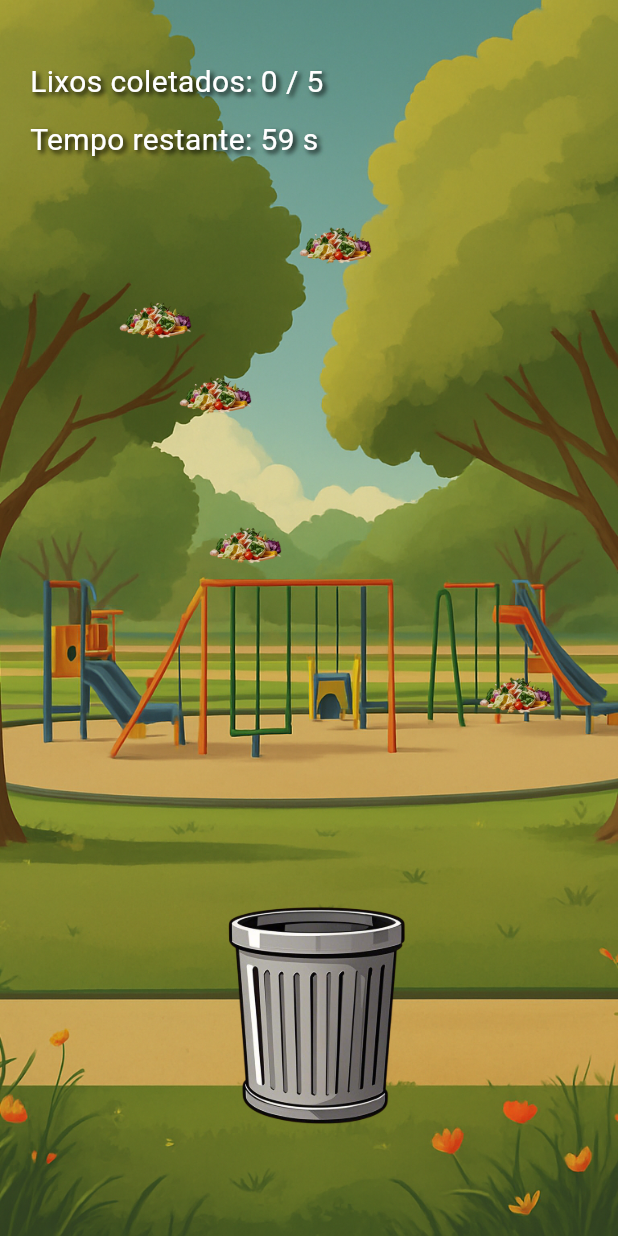
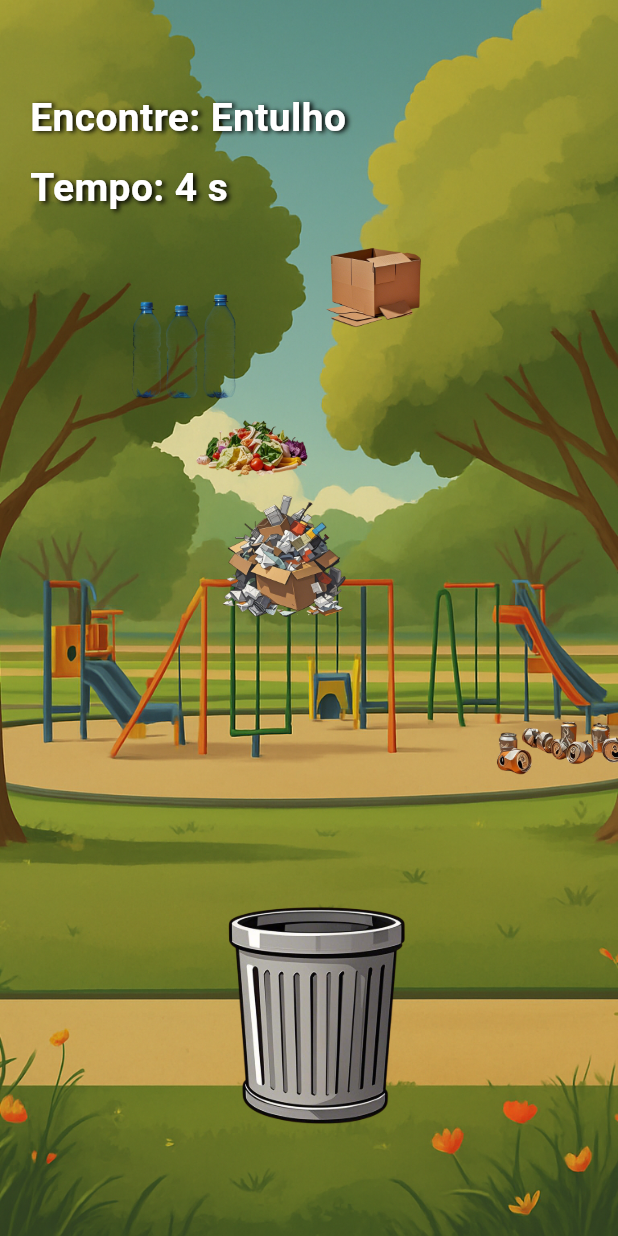
Before and after one commit to joaopferreira7/Missao-Solidaria, a Flutter app: the GameCollectGarbageScreen screen opened directly, on a phone screen of 412 x 824 dp. Run offline on Flutter 3.47's test engine with Material 3 defaults, Android fonts, the phone set to English and light mode, and no system bars.

Commit message:
update na lógica do jogo coletar lixo

```diff
--- a/lib/collect_garbage_game.dart
+++ b/lib/collect_garbage_game.dart
@@ -1,6 +1,6 @@
-import 'package:flutter/material.dart';
 import 'dart:async';
 import 'dart:math';
+import 'package:flutter/material.dart';
 
 class GameCollectGarbageScreen extends StatefulWidget {
   @override
@@ -8,71 +8,74 @@ class GameCollectGarbageScreen extends StatefulWidget {
 }
 
 class _GameCollectGarbageState extends State<GameCollectGarbageScreen> {
-  final List<Offset> _trashPositions = [];
-  final List<bool> _collected = [];
-  final int trashCount = 5;
-  final GlobalKey _binKey = GlobalKey();
-  int collectedCount = 0;
+  final List<Map<String, String>> trashItems = [
+    {"name": "Lata", "image": "assets/images/JogoColetarLixo/lixos/latasRefrigerante.png"},
+    {"name": "Papelão", "image": "assets/images/JogoColetarLixo/lixos/papelao.png"},
+    {"name": "Restos", "image": "assets/images/JogoColetarLixo/lixos/restosDeComida.png"},
+    {"name": "Garrafa", "image": "assets/images/JogoColetarLixo/lixos/garrafasPlasticas.png"},
+    {"name": "Entulho", "image": "assets/images/JogoColetarLixo/lixos/entulho.png"},
+  ];
 
-  int _timeLeft = 60;
+  late List<Offset> _positions;
+  int currentIndex = 0;
+  int timeLeft = 5;
   Timer? _timer;
   bool _gameOver = false;
-
-  // Posições fixas onde os lixos podem aparecer
-  final List<Offset> _presetPositions = [
-    Offset(60, 150),
-    Offset(120, 300),
-    Offset(200, 450),
-    Offset(100, 200),
-    Offset(250, 350),
-    Offset(180, 100),
-    Offset(300, 400),
-    Offset(80, 380),
-  ];
 
   @override
   void initState() {
     super.initState();
-    _generateTrashPositions();
+    _shuffleTrash();
+    _generatePositions();
     _startTimer();
   }
 
-  void _generateTrashPositions() {
-    _trashPositions.clear();
-    _collected.clear();
+  void _shuffleTrash() {
+    trashItems.shuffle(Random());
+  }
 
-    final rand = Random();
-    final shuffled = List<Offset>.from(_presetPositions)..shuffle(rand);
-
-    for (int i = 0; i < trashCount; i++) {
-      _trashPositions.add(shuffled[i]);
-      _collected.add(false);
-    }
+  void _generatePositions() {
+    final List<Offset> basePositions = [
+      Offset(50, 150), Offset(120, 300), Offset(200, 450),
+      Offset(100, 200), Offset(250, 350), Offset(180, 100),
+      Offset(300, 400), Offset(80, 380),
+    ];
+    basePositions.shuffle(Random());
+    _positions = basePositions.take(5).toList();
   }
 
   void _startTimer() {
     _timer = Timer.periodic(Duration(seconds: 1), (timer) {
-      if (_timeLeft > 0) {
+      if (timeLeft > 0) {
         setState(() {
-          _timeLeft--;
+          timeLeft--;
         });
       } else {
-        _endGame(false);
+        _nextTrashOrEnd();
       }
     });
   }
 
-  void _endGame(bool victory) {
+  void _nextTrashOrEnd() {
+    if (currentIndex < trashItems.length - 1) {
+      setState(() {
+        currentIndex++;
+        timeLeft = 5;
+      });
+    } else {
+      _endGame(true);
+    }
+  }
+
+  void _endGame(bool success) {
     _timer?.cancel();
     _gameOver = true;
     showDialog(
       context: context,
       barrierDismissible: false,
       builder: (_) => AlertDialog(
-        title: Text(victory ? 'Parabéns!' : 'Tempo esgotado!'),
-        content: Text(victory
-            ? 'Você limpou todo o parque!'
-            : 'Você não conseguiu limpar tudo a tempo.'),
+        title: Text(success ? 'Parabéns!' : 'Tempo esgotado!'),
+        content: Text(success ? 'Você limpou todo o parque!' : 'Você não conseguiu completar o desafio.'),
         actions: [
           TextButton(
             child: Text('Jogar Novamente'),
@@ -88,12 +91,11 @@ class _GameCollectGarbageState extends State<GameCollectGarbageScreen> {
 
   void _restartGame() {
     setState(() {
-      _trashPositions.clear();
-      _collected.clear();
-      collectedCount = 0;
-      _timeLeft = 60;
+      currentIndex = 0;
+      timeLeft = 5;
+      _shuffleTrash();
+      _generatePositions();
       _gameOver = false;
-      _generateTrashPositions();
       _startTimer();
     });
   }
@@ -109,47 +111,32 @@ class _GameCollectGarbageState extends State<GameCollectGarbageScreen> {
     return Scaffold(
       body: Stack(
         children: [
-          // Fundo do parque
           Positioned.fill(
             child: Image.asset(
               'assets/images/JogoColetarLixo/imagemParque_2.png',
               fit: BoxFit.cover,
             ),
           ),
-          // Lixos
-          for (int i = 0; i < trashCount; i++)
-            if (!_collected[i])
-              Positioned(
-                left: _trashPositions[i].dx,
-                top: _trashPositions[i].dy,
-                child: Draggable<int>(
-                  data: i,
-                  feedback: Image.asset(
-                    'assets/images/JogoColetarLixo/lixos/latasRefrigerante.png',
-                    width: 90,
-                    height: 90,
-                  ),
-                  childWhenDragging: Opacity(
-                    opacity: 0.0,
-                    child: Image.asset(
-                      'assets/images/JogoColetarLixo/lixos/papelao.png',
-                      width: 90,
-                      height: 90,
-                    ),
-                  ),
-                  child: Image.asset(
-                    'assets/images/JogoColetarLixo/lixos/restosDeComida.png',
-                    width: 90,
-                    height: 90,
-                  ),
+          // Exibir todos os lixos
+          for (int i = 0; i < trashItems.length; i++)
+            Positioned(
+              left: _positions[i].dx,
+              top: _positions[i].dy,
+              child: Draggable<String>(
+                data: trashItems[i]['name']!,
+                feedback: Image.asset(trashItems[i]['image']!, width: 140, height: 140),
+                childWhenDragging: Opacity(
+                  opacity: 0.5,
+                  child: Image.asset(trashItems[i]['image']!, width: 140, height: 140),
                 ),
+                child: Image.asset(trashItems[i]['image']!, width: 140, height: 140),
               ),
-          // Área da cesta de lixo
+            ),
+          // Cesta de lixo
           Positioned(
             bottom: 0,
             right: 30,
-            child: DragTarget<int>(
-              key: _binKey,
+            child: DragTarget<String>(
               builder: (context, candidateData, rejectedData) {
                 return Image.asset(
                   'assets/images/JogoColetarLixo/cestoDeLixo.png',
@@ -157,50 +144,38 @@ class _GameCollectGarbageState extends State<GameCollectGarbageScreen> {
                   height: 340,
                 );
               },
-              onAccept: (index) {
-                if (!_collected[index]) {
-                  setState(() {
-                    _collected[index] = true;
-                    collectedCount++;
-                    if (collectedCount == trashCount) {
-                      _endGame(true);
-                    }
-                  });
+              onAccept: (data) {
+                if (data == trashItems[currentIndex]['name']) {
+                  _nextTrashOrEnd();
+                } else {
+                  _endGame(false);
                 }
               },
             ),
           ),
-          // UI superior
+          // UI com tempo e nome
           Positioned(
-            top: 40,
+            top: 60,
             left: 20,
             child: Column(
               crossAxisAlignment: CrossAxisAlignment.start,
               children: [
                 Text(
-                  'Lixos coletados: $collectedCount / $trashCount',
-                  style: TextStyle(fontSize: 20, color: Colors.white, shadows: [
-                    Shadow(
-                      blurRadius: 4,
-                      color: Colors.black,
-                      offset: Offset(2, 2),
-                    )
+                  'Encontre: ${trashItems[currentIndex]['name']}',
+                  style: TextStyle(fontSize: 26, fontWeight: FontWeight.bold, color: Colors.white, shadows: [
+                    Shadow(blurRadius: 4, color: Colors.black, offset: Offset(2, 1))
                   ]),
                 ),
                 SizedBox(height: 10),
                 Text(
-                  'Tempo restante: $_timeLeft s',
-                  style: TextStyle(fontSize: 20, color: Colors.white, shadows: [
-                    Shadow(
-                      blurRadius: 4,
-                      color: Colors.black,
-                      offset: Offset(2, 2),
-                    )
+                  'Tempo: $timeLeft s',
+                  style: TextStyle(fontSize: 26, fontWeight: FontWeight.bold, color: Colors.white, shadows: [
+                    Shadow(blurRadius: 4, color: Colors.black, offset: Offset(2, 1))
                   ]),
                 ),
               ],
             ),
-          ),
+          )
         ],
       ),
     );
```
Also changed, not shown: assets/images/JogoColetarLixo/lixos/entulho.png (added).
